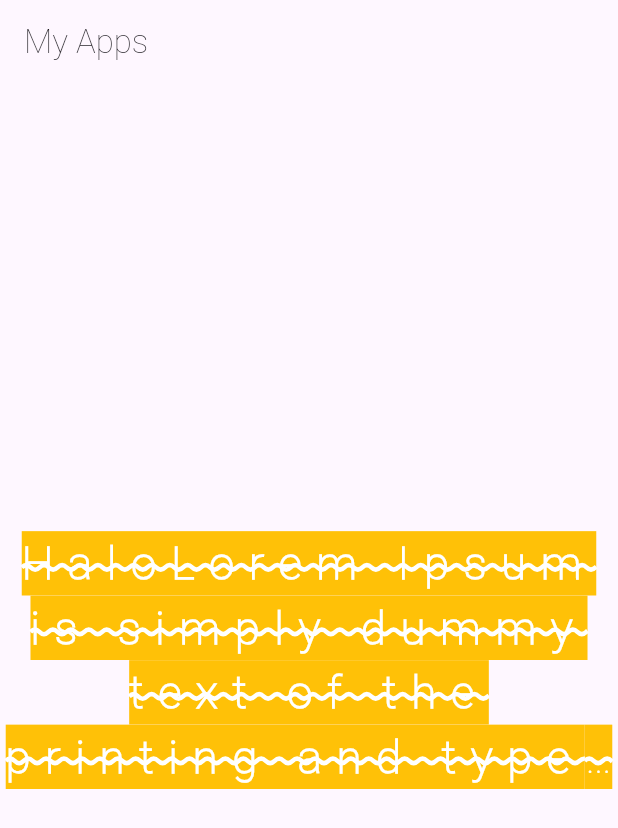
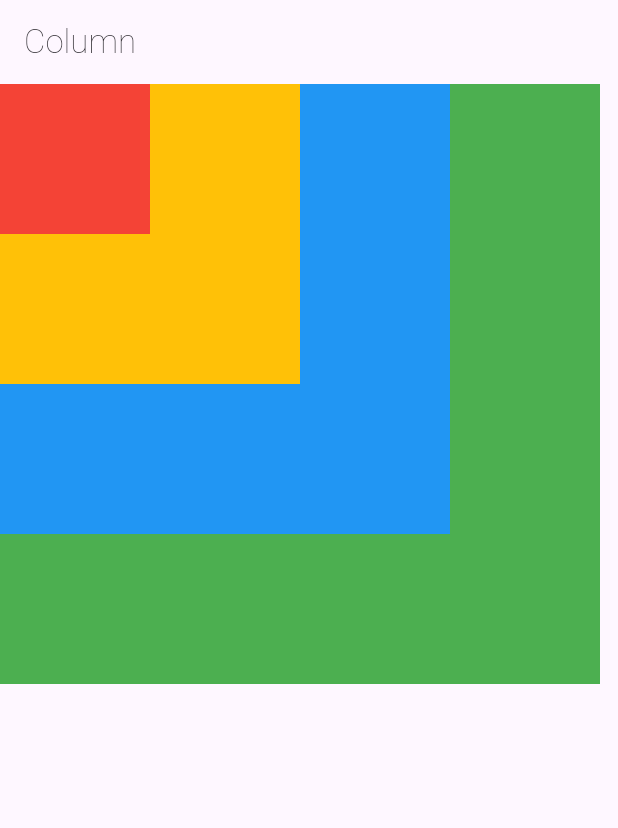
Before and after one commit to muhyi7/test_instalasi_flutter, a Flutter app: the screen it shows after launch, on a phone screen of 412 x 824 dp. Shown: the top 828 px of the screen. Run offline on Flutter 3.47's test engine with Material 3 defaults, Android fonts, the phone set to English and light mode, and no system bars.

```diff
--- a/lib/main.dart
+++ b/lib/main.dart
@@ -1,37 +1,42 @@
 import 'package:flutter/material.dart';
 
-void main() {
+main(){
   runApp(MyApp());
 }
+class MyApp extends StatelessWidget {
 
-class MyApp extends StatelessWidget {
   @override
   Widget build(BuildContext context) {
     return MaterialApp(
-      debugShowCheckedModeBanner: false,
-      home: Scaffold(
-        appBar: AppBar(
-          title: Text("My Apps"),
-        ),
-        body: Center(
-          child: Text(
-            "HaloLorem Ipsum is simply dummy text of the printing and typesetting industry. Lorem Ipsum has been the industry's standard dummy text ever since the 1500s, when an unknown printer took a galley of type and scrambled it to make a type specimen book. It has survived not only five centuries, but also the leap into electronic typesetting, remaining essentially unchanged. It was popularised in the 1960s with the release of Letraset sheets containing Lorem Ipsum passages, and more recently with desktop publishing software like Aldus PageMaker including versions of Lorem Ipsum.",
-            maxLines: 4,
-            overflow: TextOverflow.ellipsis,
-            textAlign: TextAlign.center,
-            style: TextStyle(
-                backgroundColor: Colors.amber,
-                color: Colors.white,
-                fontSize: 30,
-                fontWeight: FontWeight.bold,
-                letterSpacing: 10,
-                fontFamily: 'Roboto',
-                decorationStyle: TextDecorationStyle.wavy,
-                decoration: TextDecoration.lineThrough,
-                decorationColor: Colors.white,
-                decorationThickness: 2),
+      home: Scaffold(appBar: AppBar(title: Text("Column"),
+      ),
+      body: Stack(
+        children: [
+          Container(
+            height: 400,
+            width: 400,
+            color: Colors.green,
           ),
-        ),
+          Container(
+            height: 300,
+            width: 300,
+            color: Colors.blue,
+          ),
+          Container(
+            height: 200,
+            width: 200,
+            color: Colors.amber,
+          )
+          ,
+          Container(
+            height: 100,
+            width: 100,
+            color: Colors.red,
+          )
+
+
+        ],
+      )
       ),
     );
   }
```
